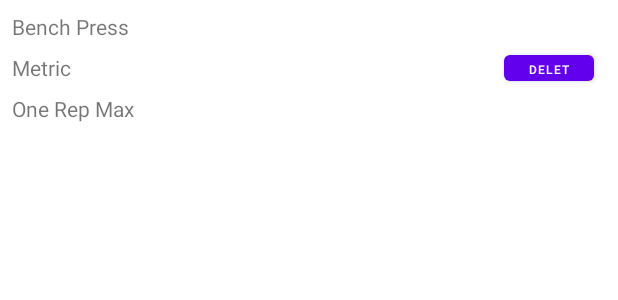
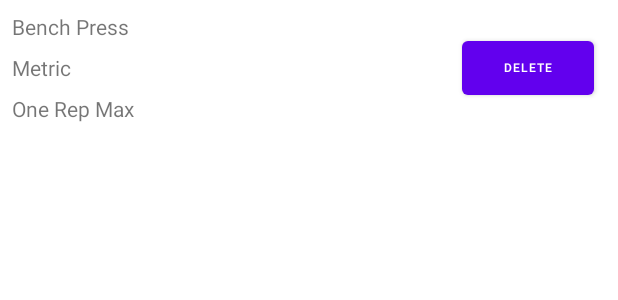
Before and after one commit to jeffreykramey/Weightlifting-Log, an Android app: the layout list_item_workout.xml on its own in the app's theme, with its tools: preview values and no code run, on a phone screen of 412 x 824 dp. Shown: the top 300 px of the screen. Run offline under Robolectric (Android 15) with nearby library versions, the light colour scheme and no system bars.

Commit message:
working delete button in workout builder

```diff
--- a/LiftTracker/app/src/main/java/com/example/lifttracker/currentWorkout/CurrentWorkoutDao.kt
+++ b/LiftTracker/app/src/main/java/com/example/lifttracker/currentWorkout/CurrentWorkoutDao.kt
@@ -2,6 +2,7 @@ package com.example.lifttracker.currentWorkout
 
 import androidx.lifecycle.LiveData
 import androidx.room.Dao
+import androidx.room.Delete
 import androidx.room.Insert
 import androidx.room.Query
 
@@ -14,6 +15,9 @@ interface CurrentWorkoutDao {
     @Insert
     fun insertAll(list: List<CurrentWorkout>)
 
+    @Delete
+    fun delete(currentWorkout: CurrentWorkout)
+
     @Query("DELETE FROM current_workout_table")
     fun clear()
 
--- a/LiftTracker/app/src/main/java/com/example/lifttracker/exerciseSelection/SelectExerciseAdapter.kt
+++ b/LiftTracker/app/src/main/java/com/example/lifttracker/exerciseSelection/SelectExerciseAdapter.kt
@@ -4,13 +4,14 @@ import android.view.LayoutInflater
 import android.view.View
 import android.view.ViewGroup
 import androidx.recyclerview.widget.DiffUtil
+import androidx.recyclerview.widget.ListAdapter
 import androidx.recyclerview.widget.RecyclerView
 import com.example.lifttracker.currentWorkout.CurrentWorkout
 import com.example.lifttracker.databinding.ListItemExerciseBinding
 import com.example.lifttracker.exerciseDatabase.NewExercise
 
 
-class SelectExerciseAdapter (val clickListener: SelectExerciseListener): androidx.recyclerview.widget.ListAdapter <NewExercise, SelectExerciseAdapter.ViewHolder>(NewExerciseDiffCallback()) {
+class SelectExerciseAdapter (val clickListener: SelectExerciseListener): ListAdapter<NewExercise, SelectExerciseAdapter.ViewHolder>(NewExerciseDiffCallback()) {
     var workoutComposition = mutableListOf <CurrentWorkout>()
 
     override fun onBindViewHolder(holder: ViewHolder, position: Int) {
--- a/LiftTracker/app/src/main/res/layout/fragment_builder.xml
+++ b/LiftTracker/app/src/main/res/layout/fragment_builder.xml
@@ -47,9 +47,10 @@
             android:id="@+id/workoutList"
             android:layout_width="match_parent"
             android:layout_height="match_parent"
-            android:layout_marginTop="60dp"
             android:fillViewport="true"
-            app:layoutManager="androidx.recyclerview.widget.LinearLayoutManager">
+            app:layoutManager="androidx.recyclerview.widget.LinearLayoutManager"
+            app:layout_constraintBottom_toTopOf="@id/addExerciseFAB"
+            app:layout_constraintTop_toTopOf="parent">
 
         </androidx.recyclerview.widget.RecyclerView>
 
--- a/LiftTracker/app/src/main/res/layout/list_item_workout.xml
+++ b/LiftTracker/app/src/main/res/layout/list_item_workout.xml
@@ -6,7 +6,11 @@
     <data>
         <variable
             name="exercise"
-            type="com.example.lifttracker.exerciseDatabase.NewExercise" />
+            type="com.example.lifttracker.currentWorkout.CurrentWorkout" />
+
+        <variable
+            name="clickListener"
+            type="com.example.lifttracker.builder.BuilderListener" />
 
     </data>
 
@@ -23,8 +27,7 @@
             android:text="Bench Press"
             app:layout_constraintEnd_toStartOf="@+id/deleteExerciseButton"
             app:layout_constraintStart_toStartOf="@+id/exercise_metric"
-            app:layout_constraintTop_toTopOf="parent"
-            app:setExerciseTitle="@{exercise}" />
+            app:layout_constraintTop_toTopOf="parent" />
 
         <TextView
             android:id="@+id/exercise_metric"
@@ -36,8 +39,7 @@
             android:text="Metric"
             app:layout_constraintEnd_toStartOf="@+id/deleteExerciseButton"
             app:layout_constraintStart_toStartOf="parent"
-            app:layout_constraintTop_toBottomOf="@+id/exercise_title"
-            app:setExerciseMetric="@{exercise}" />
+            app:layout_constraintTop_toBottomOf="@+id/exercise_title" />
 
         <TextView
             android:id="@+id/one_rep_max"
@@ -55,13 +57,15 @@
 
         <Button
             android:id="@+id/deleteExerciseButton"
-            android:layout_width="60dp"
-            android:layout_height="29dp"
+            android:layout_width="wrap_content"
+            android:layout_height="wrap_content"
             android:layout_marginEnd="16dp"
             android:text="Delete"
             android:textSize="8dp"
             app:layout_constraintBottom_toBottomOf="parent"
             app:layout_constraintEnd_toEndOf="parent"
-            app:layout_constraintTop_toTopOf="parent" />
+            app:layout_constraintTop_toTopOf="parent"
+            android:onClick="@{() -> clickListener.onClick(exercise)}"/>
+
     </androidx.constraintlayout.widget.ConstraintLayout>
 </layout>
```
Also changed, not shown: LiftTracker/app/src/main/java/com/example/lifttracker/builder/BuilderAdapter.kt (+38 -31 lines), LiftTracker/app/src/main/java/com/example/lifttracker/builder/BuilderBindingUtils.kt (added, +20 -0 lines), LiftTracker/app/src/main/java/com/example/lifttracker/builder/BuilderFragment.kt (+9 -2 lines), LiftTracker/app/src/main/java/com/example/lifttracker/builder/BuilderViewModel.kt (+11 -0 lines).
